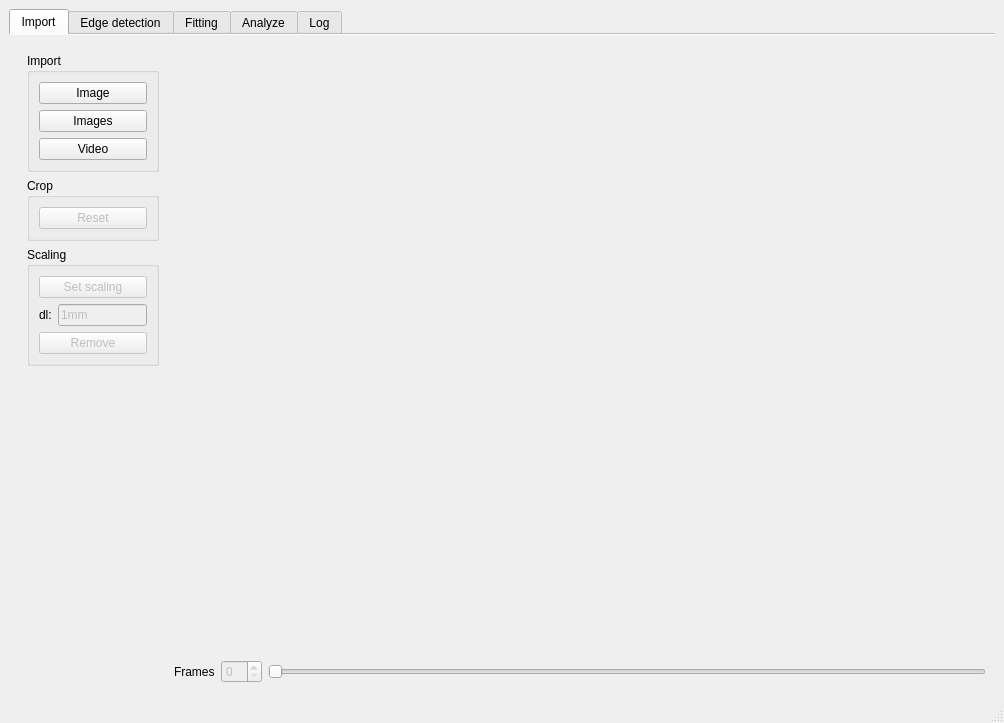
First picture: the form in design.ui, repository galaunay/pyDSA_gui, before the edit.
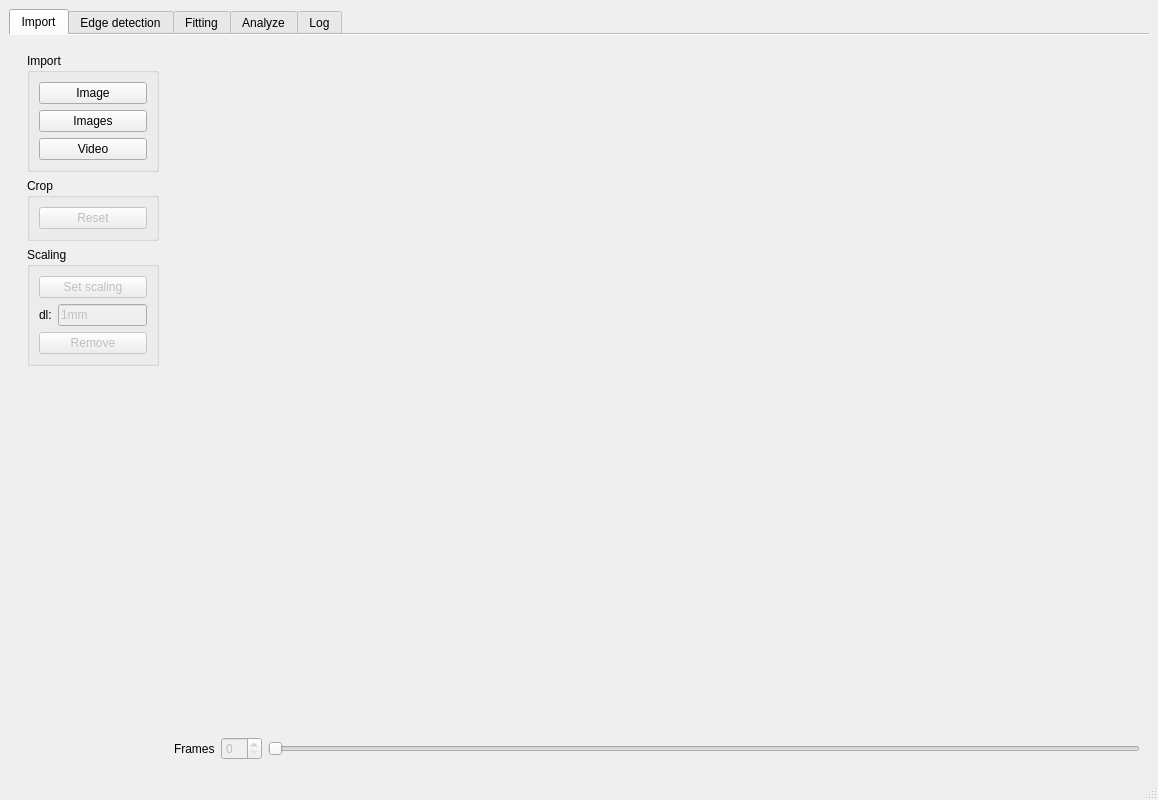
Second picture: the form after the edit. Custom widgets are drawn as their Qt base class.

Commit message: Added import from image sets

The edit to the form file:
```diff
--- a/design.ui
+++ b/design.ui
@@ -6,8 +6,8 @@
    <rect>
     <x>0</x>
     <y>0</y>
-    <width>1004</width>
-    <height>723</height>
+    <width>1158</width>
+    <height>800</height>
    </rect>
   </property>
   <property name="windowTitle">
```
Left out of the diff: 155 changed lines with no effect on the pictures. The commit also changes 2 other files.
